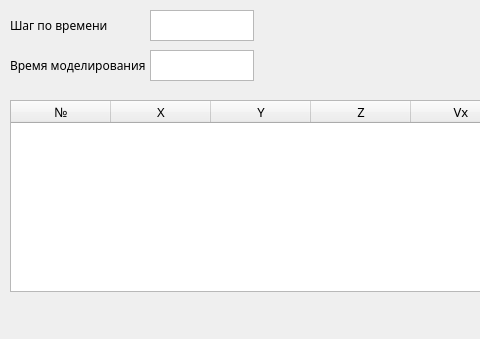
Old version of the form UI/lab1.ui in the repository adozaraz/MathModelling; both pictures show x 0 to 480 and y 0 to 339 of the 836 by 339 pixel window.
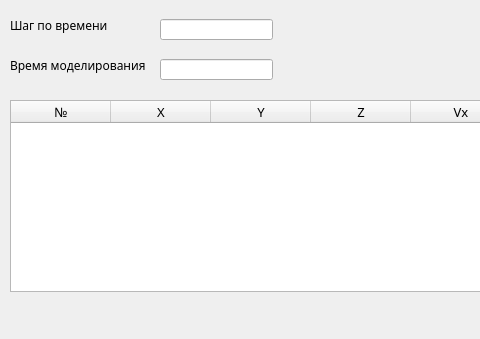
New version of the form.

Commit message: Добавление функционала в окно настроек планет

Diff of the .ui file:
```diff
--- a/UI/lab1.ui
+++ b/UI/lab1.ui
@@ -156,26 +156,6 @@
     </item>
    </layout>
   </widget>
-  <widget class="QTextEdit" name="dt">
-   <property name="geometry">
-    <rect>
-     <x>150</x>
-     <y>10</y>
-     <width>104</width>
-     <height>31</height>
-    </rect>
-   </property>
-  </widget>
-  <widget class="QTextEdit" name="timeLimit">
-   <property name="geometry">
-    <rect>
-     <x>150</x>
-     <y>50</y>
-     <width>104</width>
-     <height>31</height>
-    </rect>
-   </property>
-  </widget>
   <widget class="QLabel" name="label_2">
    <property name="geometry">
     <rect>
@@ -218,6 +198,26 @@
     <string>Время моделирования</string>
    </property>
   </widget>
+  <widget class="QLineEdit" name="dt">
+   <property name="geometry">
+    <rect>
+     <x>160</x>
+     <y>19</y>
+     <width>113</width>
+     <height>21</height>
+    </rect>
+   </property>
+  </widget>
+  <widget class="QLineEdit" name="timeLimit">
+   <property name="geometry">
+    <rect>
+     <x>160</x>
+     <y>59</y>
+     <width>113</width>
+     <height>21</height>
+    </rect>
+   </property>
+  </widget>
  </widget>
  <resources/>
  <connections>
```
The commit also changes 2 other files.
